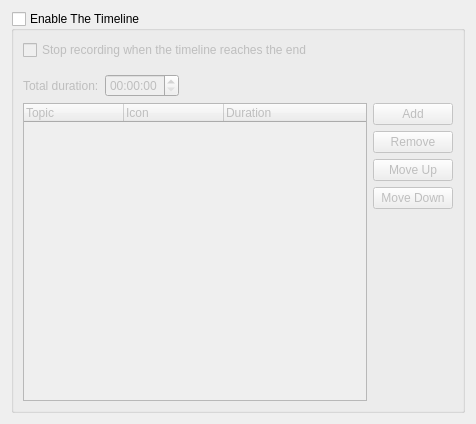
First picture: the form in src/config/ui/timelineconfig.ui, repository hippich/recorditnow, before the edit.
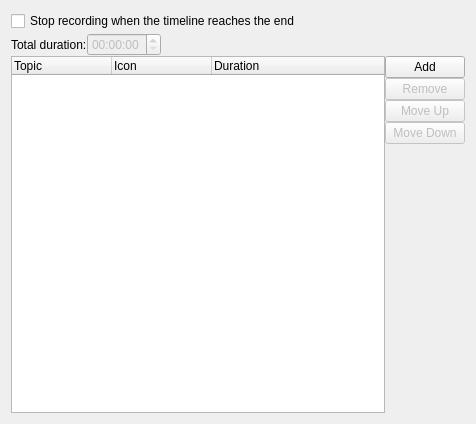
Second picture: the form after the edit. Custom widgets are drawn as their Qt base class.

The edit to the form file:
```diff
--- a/src/config/ui/timelineconfig.ui
+++ b/src/config/ui/timelineconfig.ui
@@ -18,21 +18,6 @@
     <number>0</number>
    </property>
    <item>
-    <widget class="QGroupBox" name="kcfg_showTimeLine">
-     <property name="title">
-      <string>Enable The Timeline</string>
-     </property>
-     <property name="flat">
-      <bool>false</bool>
-     </property>
-     <property name="checkable">
-      <bool>true</bool>
-     </property>
-     <property name="checked">
-      <bool>false</bool>
-     </property>
-     <layout class="QVBoxLayout" name="verticalLayout_3">
-      <item>
        <layout class="QFormLayout" name="formLayout">
         <property name="fieldGrowthPolicy">
          <enum>QFormLayout::ExpandingFieldsGrow</enum>
@@ -155,9 +140,6 @@
          </layout>
         </item>
        </layout>
-      </item>
-     </layout>
-    </widget>
    </item>
   </layout>
  </widget>
```
Lines whose indentation alone changed are shown as unchanged.
